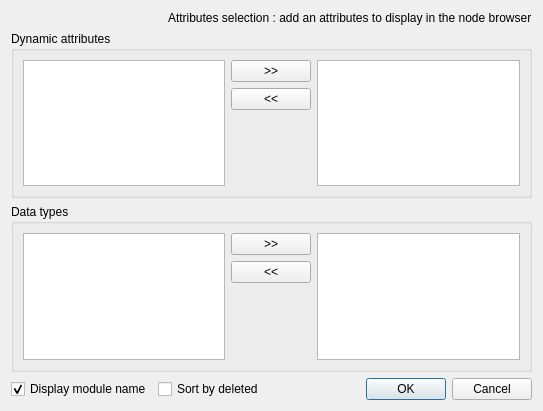
This is ui/gui/resources/selectattrs.ui in halbbob/dff as Qt 5 draws it before an edit. The edited form follows.
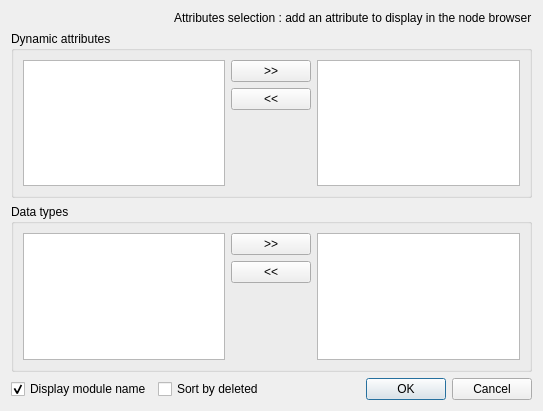
This is the edited form. Icons and pictures are not drawn.

Commit message: Updates translation: - German, thanks to Denis ! - Spanish, thanks to Pablo ! - French - Every others files remaining to update Fixes typo in several files: dictionary & an attribute.

The edit to the form file:
```diff
--- a/ui/gui/resources/selectattrs.ui
+++ b/ui/gui/resources/selectattrs.ui
@@ -47,7 +47,7 @@
        <item>
         <widget class="QLabel" name="label_2">
          <property name="text">
-          <string>Attributes selection : add an attributes to display in the node browser</string>
+          <string>Attributes selection : add an attribute to display in the node browser</string>
          </property>
         </widget>
        </item>
```
The commit also changes 13 other files.
